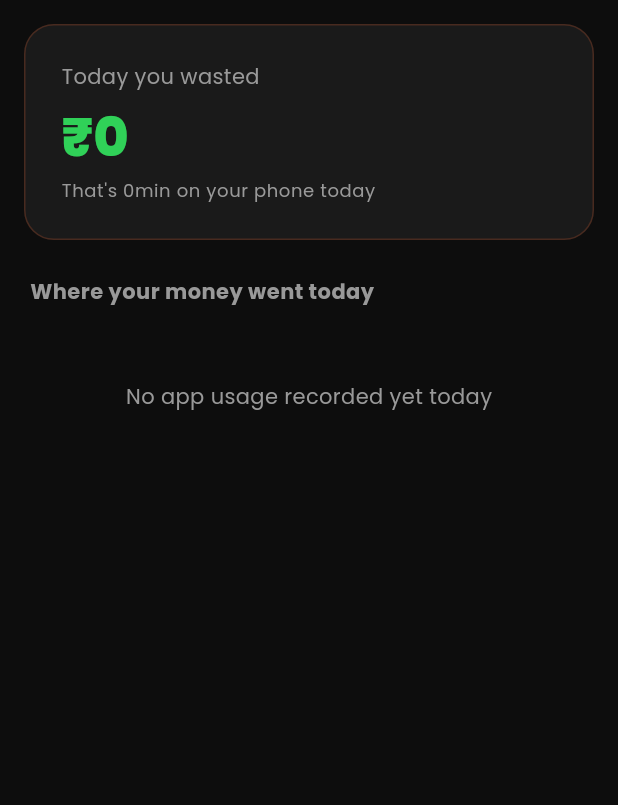
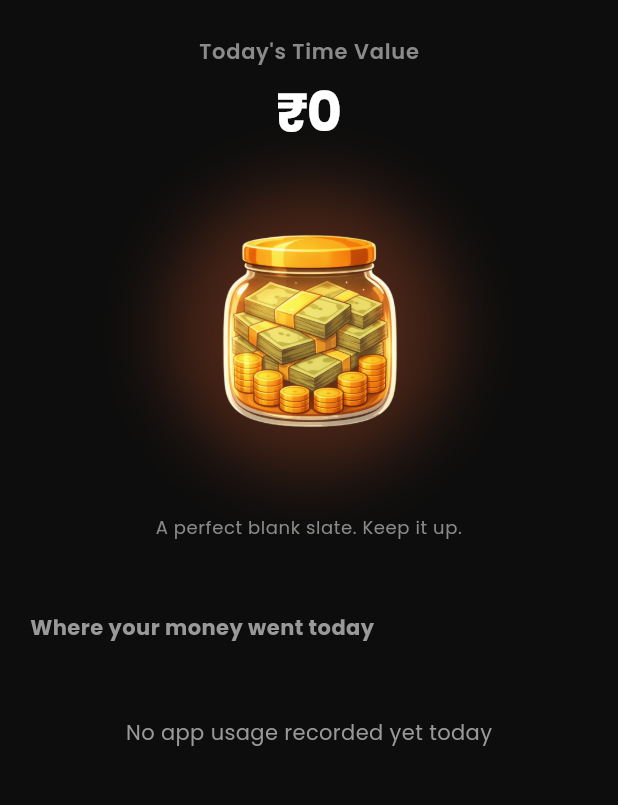
Before and after one commit to ChiragGadhvi/scrolltoll, a Flutter app: the _DashboardTab widget shown alone on an empty page, opened directly with empty values, on a phone screen of 412 x 824 dp, the part 84-889 px from its top. Run offline on Flutter 3.47's test engine with Material 3 defaults, Android fonts, the phone set to English and light mode, and no system bars; drawn by our look-alikes of flutter_animate; our stand-ins replace fl_chart, flutter_local_notifications, google_fonts, hive, hive_flutter, share_plus and 1 more; missing offline and left inert: device_apps, home_widget, usage_stats; accounts and stored records are empty.

Commit message:
Version1.1

```diff
--- a/lib/screens/home_screen.dart
+++ b/lib/screens/home_screen.dart
@@ -7,6 +7,7 @@ import '../services/hive_service.dart';
 import '../services/notification_service.dart';
 import '../services/usage_stats_service.dart';
 import '../theme/app_theme.dart';
+import '../widgets/time_value_jar.dart';
 import '../utils/money_calculator.dart';
 import '../widgets/app_usage_tile.dart';
 import '../widgets/today_summary_card.dart';
@@ -113,6 +114,7 @@ class _HomeScreenState extends State<HomeScreen> with WidgetsBindingObserver {
           '${yesterday.year}-${yesterday.month.toString().padLeft(2, '0')}-${yesterday.day.toString().padLeft(2, '0')}';
       final yTotal = HiveService.getDailyTotal(yk);
       await HomeWidget.saveWidgetData<String>('today_amount', todayAmount.toString());
+      await HomeWidget.saveWidgetData<String>('daily_budget', HiveService.dailyBudget.toString());
       await HomeWidget.saveWidgetData<String>(
         'yesterday_amount',
         (yTotal?.totalMoney ?? 0.0).toString(),
@@ -353,15 +355,57 @@ class _DashboardTab extends StatelessWidget {
                     ),
                   ),
 
-                  // ── Permission banner or summary card ──
+                  // ── Premium Jar Header ──
                   SliverToBoxAdapter(
                     child: Padding(
-                      padding: const EdgeInsets.fromLTRB(16, 16, 16, 0),
+                      padding: const EdgeInsets.fromLTRB(16, 24, 16, 24),
                       child: permissionMissing
                           ? _PermissionBanner(onGrant: onRequestPermission)
-                          : TodaySummaryCard(
-                              totalMoney: totalMoney,
-                              totalMinutes: totalMinutes,
+                          : Column(
+                              crossAxisAlignment: CrossAxisAlignment.center,
+                              children: [
+                                Text(
+                                  "Today's Time Value",
+                                  style: textTheme.bodyMedium?.copyWith(
+                                    color: const Color(0xFF8A8A8A),
+                                    fontWeight: FontWeight.w600,
+                                    letterSpacing: 0.5,
+                                  ),
+                                ),
+                                const SizedBox(height: 8),
+                                TweenAnimationBuilder<double>(
+                                  duration: const Duration(milliseconds: 1200),
+                                  curve: Curves.easeOutExpo,
+                                  tween: Tween<double>(begin: 0, end: totalMoney),
+                                  builder: (context, value, child) {
+                                    return Text(
+                                      "₹${value.toInt()}",
+                                      style: textTheme.displaySmall?.copyWith(
+                                        color: Colors.white,
+                                        fontWeight: FontWeight.bold,
+                                        letterSpacing: -1,
+                                      ),
+                                    );
+                                  },
+                                ),
+                                const SizedBox(height: 24),
+                                TimeValueJar(
+                                  percentageRemaining: (1.0 - (totalMoney / HiveService.dailyBudget)).clamp(0.0, 1.0),
+                                  size: 200,
+                                ),
+                                const SizedBox(height: 24),
+                                AnimatedSwitcher(
+                                  duration: const Duration(milliseconds: 300),
+                                  child: Text(
+                                    _getJarCaption(totalMoney, HiveService.dailyBudget),
+                                    key: ValueKey(totalMoney),
+                                    textAlign: TextAlign.center,
+                                    style: textTheme.bodySmall?.copyWith(
+                                      color: const Color(0xFF8A8A8A),
+                                    ),
+                                  ),
+                                ),
+                              ],
                             ),
                     ),
                   ),
@@ -415,7 +459,19 @@ class _DashboardTab extends StatelessWidget {
             ),
     );
   }
+
+  String _getJarCaption(double current, double budget) {
+    if (current == 0) return "A perfect blank slate. Keep it up.";
+    final ratio = current / budget;
+    if (ratio < 0.2) return "You're doing great. Stay focused.";
+    if (ratio < 0.5) return "Value is draining, but you're in control.";
+    if (ratio < 0.8) return "Jar is getting low. Time to wrap up.";
+    if (ratio < 1.0) return "Critical limits. Close the apps.";
+    return "Budget exceeded. You've wasted your value today.";
+  }
 }
+
+// ─── Permission Banner ────────────────────────────────────────────────────────
 
 class _PermissionBanner extends StatelessWidget {
   final VoidCallback onGrant;
--- a/lib/services/hive_service.dart
+++ b/lib/services/hive_service.dart
@@ -21,6 +21,9 @@ class HiveService {
 
   static double get monthlySalary => settings.get('monthly_salary', defaultValue: 0.0) as double;
   static set monthlySalary(double v) => settings.put('monthly_salary', v);
+
+  static double get dailyBudget => settings.get('daily_budget', defaultValue: 150.0) as double;
+  static set dailyBudget(double v) => settings.put('daily_budget', v);
 
   static bool get notificationsEnabled => settings.get('notifications_enabled', defaultValue: true) as bool;
   static set notificationsEnabled(bool v) => settings.put('notifications_enabled', v);
--- /dev/null
+++ b/lib/widgets/time_value_jar.dart
@@ -0,0 +1,133 @@
+import 'dart:ui';
+import 'package:flutter/material.dart';
+import 'package:flutter/services.dart';
+
+class TimeValueJar extends StatefulWidget {
+  final double percentageRemaining;
+  final double size;
+
+  const TimeValueJar({
+    super.key,
+    required this.percentageRemaining,
+    this.size = 200,
+  });
+
+  @override
+  State<TimeValueJar> createState() => _TimeValueJarState();
+}
+
+class _TimeValueJarState extends State<TimeValueJar>
+    with SingleTickerProviderStateMixin {
+  late AnimationController _breathingController;
+  late Animation<double> _breathingScale;
+  late Animation<double> _glowOpacity;
+
+  String _currentAsset = '';
+
+  @override
+  void initState() {
+    super.initState();
+    _currentAsset = _getAssetForPercentage(widget.percentageRemaining);
+
+    _breathingController = AnimationController(
+      vsync: this,
+      duration: const Duration(milliseconds: 2800),
+    )..repeat(reverse: true);
+
+    _breathingScale = Tween<double>(begin: 0.98, end: 1.0).animate(
+      CurvedAnimation(
+        parent: _breathingController,
+        curve: Curves.easeInOutSine,
+      ),
+    );
+
+    _glowOpacity = Tween<double>(begin: 0.1, end: 0.3).animate(
+      CurvedAnimation(
+        parent: _breathingController,
+        curve: Curves.easeInOutSine,
+      ),
+    );
+  }
+
+  @override
+  void didUpdateWidget(TimeValueJar oldWidget) {
+    super.didUpdateWidget(oldWidget);
+    final newAsset = _getAssetForPercentage(widget.percentageRemaining);
+    if (newAsset != _currentAsset) {
+      HapticFeedback.lightImpact();
+      setState(() {
+        _currentAsset = newAsset;
+      });
+    }
+  }
+
+  @override
+  void dispose() {
+    _breathingController.dispose();
+    super.dispose();
+  }
+
+  String _getAssetForPercentage(double percentage) {
+    if (percentage >= 0.8) return 'assets/jar/jar_stage_1_full.png';
+    if (percentage >= 0.6) return 'assets/jar/jar_stage_2_high.png';
+    if (percentage >= 0.4) return 'assets/jar/jar_stage_3_half.png';
+    if (percentage >= 0.2) return 'assets/jar/jar_stage_4_low.png';
+    return 'assets/jar/jar_stage_5_empty.png';
+  }
+
+  @override
+  Widget build(BuildContext context) {
+    return AnimatedBuilder(
+      animation: _breathingController,
+      builder: (context, child) {
+        return Transform.scale(
+          scale: _breathingScale.value,
+          child: Stack(
+            alignment: Alignment.center,
+            children: [
+              // Premium Glow Background
+              Container(
+                width: widget.size * 0.85,
+                height: widget.size * 0.85,
+                decoration: BoxDecoration(
+                  shape: BoxShape.circle,
+                  boxShadow: [
+                    BoxShadow(
+                      color: const Color(0xFFFF6B35)
+                          .withOpacity(_glowOpacity.value),
+                      blurRadius: widget.size * 0.2,
+                      spreadRadius: widget.size * 0.05,
+                    )
+                  ],
+                ),
+              ),
+              // Animated Switcher for Jar Images
+              AnimatedSwitcher(
+                duration: const Duration(milliseconds: 450),
+                switchInCurve: Curves.easeOutCubic,
+                switchOutCurve: Curves.easeInCubic,
+                transitionBuilder: (Widget child, Animation<double> animation) {
+                  return FadeTransition(
+                    opacity: animation,
+                    child: ScaleTransition(
+                      scale: Tween<double>(begin: 0.96, end: 1.0)
+                          .animate(animation),
+                      child: child,
+                    ),
+                  );
+                },
+                child: Image.asset(
+                  _currentAsset,
+                  key: ValueKey<String>(_currentAsset),
+                  width: widget.size,
+                  height: widget.size,
+                  fit: BoxFit.contain,
+                ),
+              ),
+            ],
+          ),
+        );
+      },
+    );
+  }
+}
--- a/pubspec.yaml
+++ b/pubspec.yaml
@@ -58,3 +58,4 @@ flutter:
   uses-material-design: true
   assets:
     - assets/ic_launcher.png
+    - assets/jar/
```
Also changed, not shown: assets/jar/jar_stage_1_full.png (added), assets/jar/jar_stage_2_high.png (added), assets/jar/jar_stage_3_half.png (added), assets/jar/jar_stage_4_low.png (added), assets/jar/jar_stage_5_empty.png (added), 8 other files.
